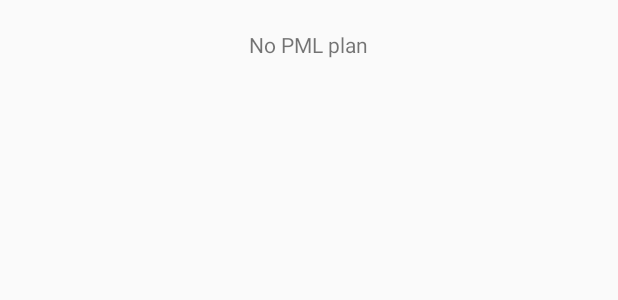
After one commit to konyekokim/PackMyLoad, an Android app: the layout activity_history.xml on its own in the app's theme, with its tools: preview values and no code run, on a phone screen of 412 x 824 dp. The commit adds this screen. Shown: the top 300 px of the screen. Run offline under Robolectric (Android 15) with nearby library versions, the phone set to English and light mode, and no system bars.

Commit message:
added the history activity

```diff
--- a/app/src/main/AndroidManifest.xml
+++ b/app/src/main/AndroidManifest.xml
@@ -38,10 +38,10 @@
         <activity
             android:name=".FacebookLoginActivity"
             android:theme="@style/Theme.AppCompat.NoActionBar" />
-        <activity
-            android:name=".NumberVerificationActivity" />
+        <activity android:name=".NumberVerificationActivity" />
         <activity android:name=".HomePageActivity" />
-        <activity android:name=".PhoneNumbersActivity"/>
+        <activity android:name=".PhoneNumbersActivity" />
+        <activity android:name=".HistoryActivity"></activity>
     </application>
 
 </manifest>
--- /dev/null
+++ b/app/src/main/res/layout/activity_history.xml
@@ -0,0 +1,16 @@
+<?xml version="1.0" encoding="utf-8"?>
+<RelativeLayout xmlns:android="http://schemas.android.com/apk/res/android"
+    xmlns:app="http://schemas.android.com/apk/res-auto"
+    xmlns:tools="http://schemas.android.com/tools"
+    android:layout_width="match_parent"
+    android:layout_height="match_parent"
+    tools:context="com.chokus.konye.packmyload.HistoryActivity">
+
+    <TextView
+        android:layout_width="wrap_content"
+        android:layout_height="wrap_content"
+        android:text="@string/no_history"
+        android:layout_centerHorizontal="true"
+        android:layout_marginTop="20dp"/>
+
+</RelativeLayout>
--- a/app/src/main/res/values/strings.xml
+++ b/app/src/main/res/values/strings.xml
@@ -10,4 +10,6 @@
     <string name="booking_text">I want to book a</string>
     <string name="name_of_service">Service name</string>
     <string name="name_of_icon">Icon name</string>
+    <string name="no_history">No PML plan</string>
+    <string name="history_title">History</string>
 </resources>
```
Also changed, not shown: app/src/main/java/com/chokus/konye/packmyload/HistoryActivity.kt (added, +14 -0 lines).
